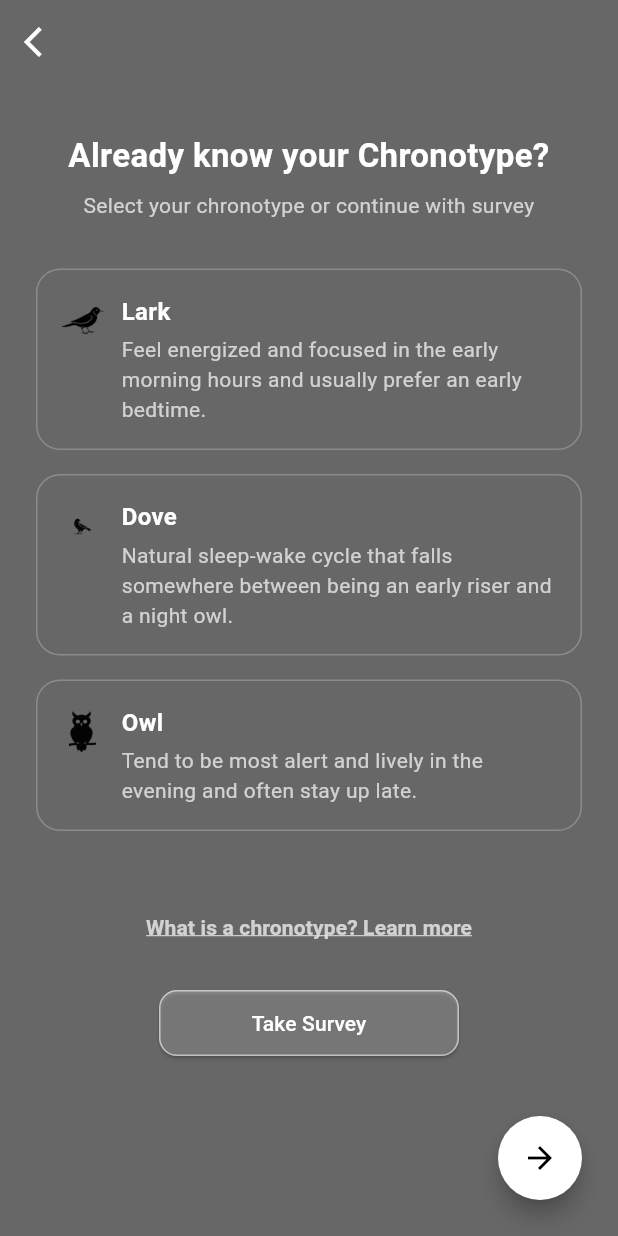
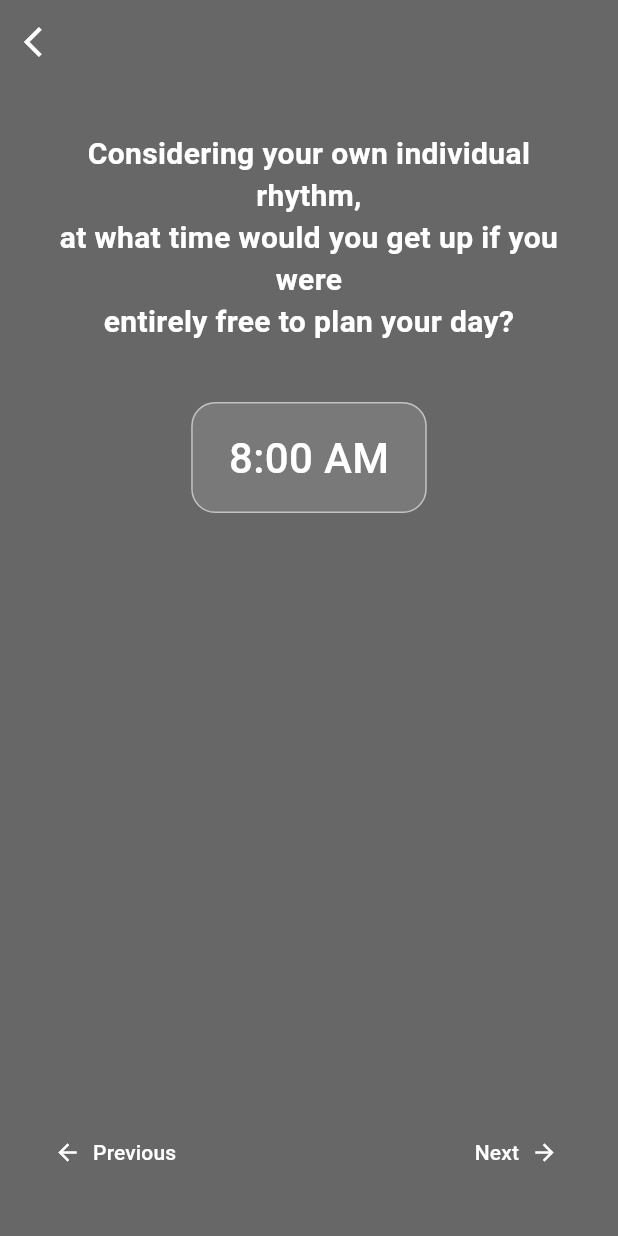
Before and after one commit to brokoline/OcutuneApplication, a Flutter app: the ChooseChronotypeScreen screen opened by its route, after a tap on "Take Survey", on a phone screen of 412 x 824 dp. Run offline on Flutter 3.47's test engine with Material 3 defaults, Android fonts, the phone set to English and light mode, and no system bars.

Commit message:
survey påbegyndt - wake up screen

```diff
--- a/lib/main.dart
+++ b/lib/main.dart
@@ -7,6 +7,7 @@ import 'package:ocutune_light_logger/screens/register/learn_about_chronotypes/ab
 import 'package:ocutune_light_logger/screens/register/learn_about_chronotypes/learn_about_chronotypes_screen.dart';
 import 'package:ocutune_light_logger/screens/register/profile_setup_screen.dart';
 import 'package:ocutune_light_logger/screens/register/register_screen.dart';
+import 'package:ocutune_light_logger/screens/register/survey/wake_up_time_screen.dart';
 import 'package:ocutune_light_logger/screens/register/terms_and_policy/privacypolicy_screen.dart';
 import 'package:ocutune_light_logger/screens/register/terms_and_policy/termsconditions_screen.dart';
 import 'package:ocutune_light_logger/theme/colors.dart';
@@ -52,6 +53,7 @@ class OcutuneApp extends StatelessWidget {
         '/learnLark': (context) => const AboutLarkScreen(),
         '/learnDove': (context) => const AboutDoveScreen(),
         '/learnNightOwl': (context) => const AboutNightOwlScreen(),
+        '/wakeUpTime': (context) => const WakeUpTimeScreen(),
       },
     );
   }
--- a/lib/screens/register/choose_chronotype_screen.dart
+++ b/lib/screens/register/choose_chronotype_screen.dart
@@ -115,7 +115,7 @@ class _ChooseChronotypeScreenState extends State<ChooseChronotypeScreen> {
                               ),
                             ),
                             onPressed: () {
-                              // TODO: Navigate to survey
+                              Navigator.pushNamed(context, '/wakeUpTime');
                             },
                             child: const Text("Take Survey"),
                           ),
--- /dev/null
+++ b/lib/screens/register/survey/wake_up_time_screen.dart
@@ -0,0 +1,108 @@
+import 'package:flutter/material.dart';
+import '/theme/colors.dart';
+
+class WakeUpTimeScreen extends StatefulWidget {
+  const WakeUpTimeScreen({super.key});
+
+  @override
+  State<WakeUpTimeScreen> createState() => _WakeUpTimeScreenState();
+}
+
+class _WakeUpTimeScreenState extends State<WakeUpTimeScreen> {
+  TimeOfDay selectedTime = const TimeOfDay(hour: 8, minute: 0);
+
+  void _selectTime() async {
+    final TimeOfDay? picked = await showTimePicker(
+      context: context,
+      initialTime: selectedTime,
+    );
+    if (picked != null && picked != selectedTime) {
+      setState(() {
+        selectedTime = picked;
+      });
+    }
+  }
+
+  @override
+  Widget build(BuildContext context) {
+    return Scaffold(
+      backgroundColor: lightGray,
+      appBar: AppBar(
+        backgroundColor: lightGray,
+        elevation: 0,
+        leading: IconButton(
+          icon: const Icon(Icons.arrow_back_ios, color: Colors.white),
+          onPressed: () => Navigator.pop(context),
+        ),
+      ),
+      body: SafeArea(
+        child: Padding(
+          padding: const EdgeInsets.symmetric(horizontal: 24, vertical: 32),
+          child: Column(
+            mainAxisAlignment: MainAxisAlignment.spaceBetween,
+            children: [
+              Column(
+                children: [
+                  const Text(
+                    "Considering your own individual rhythm,\nat what time would you get up if you were\nentirely free to plan your day?",
+                    textAlign: TextAlign.center,
+                    style: TextStyle(
+                      color: Colors.white,
+                      fontSize: 20,
+                      fontWeight: FontWeight.bold,
+                      height: 1.4,
+                    ),
+                  ),
+                  const SizedBox(height: 40),
+                  GestureDetector(
+                    onTap: _selectTime,
+                    child: Container(
+                      padding: const EdgeInsets.symmetric(vertical: 16, horizontal: 24),
+                      decoration: BoxDecoration(
+                        border: Border.all(color: Colors.white54),
+                        borderRadius: BorderRadius.circular(16),
+                        color: Colors.white12,
+                      ),
+                      child: Text(
+                        selectedTime.format(context),
+                        style: const TextStyle(
+                          fontSize: 28,
+                          color: Colors.white,
+                          fontWeight: FontWeight.w500,
+                        ),
+                      ),
+                    ),
+                  ),
+                ],
+              ),
+              Row(
+                mainAxisAlignment: MainAxisAlignment.spaceBetween,
+                children: [
+                  TextButton.icon(
+                    onPressed: () => Navigator.pop(context),
+                    icon: const Icon(Icons.arrow_back, color: Colors.white),
+                    label: const Text(
+                      "Previous",
+                      style: TextStyle(color: Colors.white),
+                    ),
+                  ),
+                  TextButton.icon(
+                    onPressed: () {
+                      // TODO: Navigate to next screen
+                      Navigator.pushNamed(context, '/nextSurveyStep');
+                    },
+                    icon: const Text(
+                      "Next",
+                      style: TextStyle(color: Colors.white),
+                    ),
+                    label: const Icon(Icons.arrow_forward, color: Colors.white),
+                  ),
+                ],
+              ),
+            ],
+          ),
+        ),
+      ),
+    );
+  }
+}
```
Also changed, not shown: pubspec.lock.
